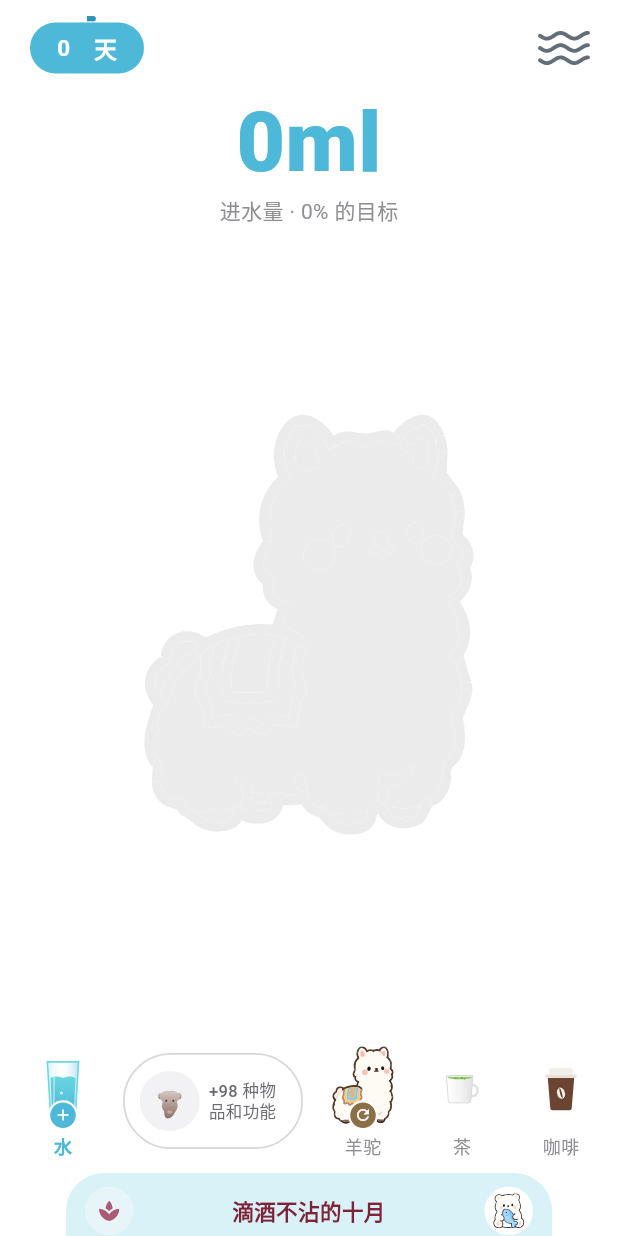
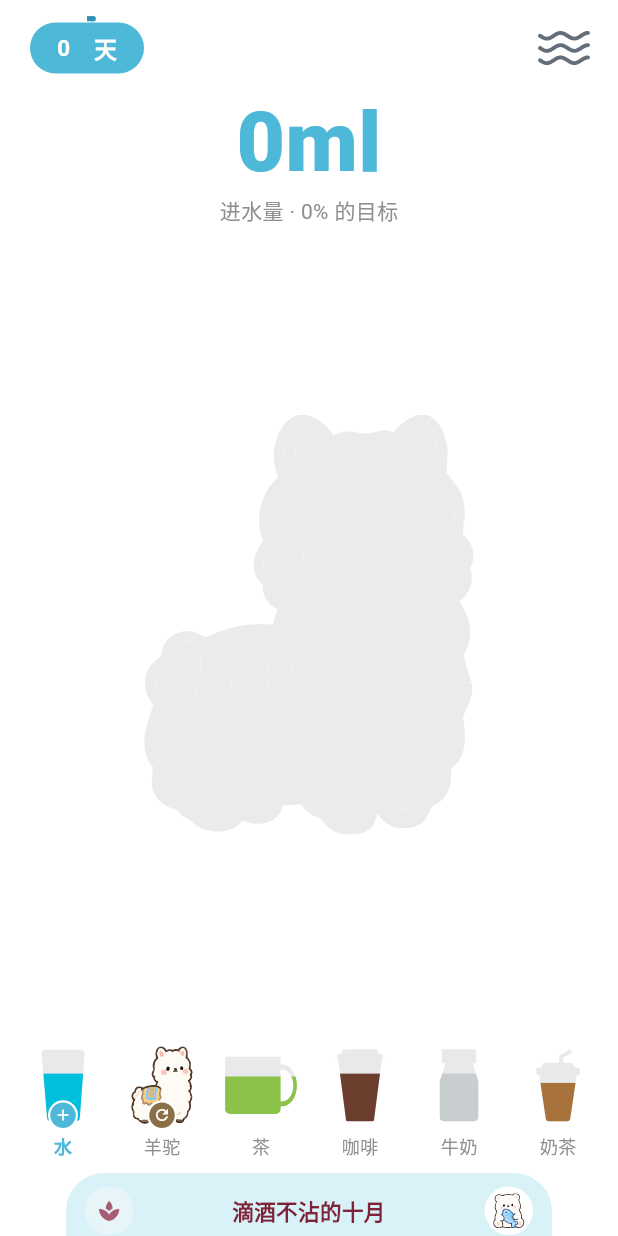
Before and after one commit to Fyx200467/Water, a Flutter app: the HomeScreen screen opened by its route, on a phone screen of 412 x 824 dp. Run offline on Flutter 3.47's test engine with Material 3 defaults, Android fonts, the phone set to English and light mode, and no system bars; our stand-ins replace fl_chart, flutter_local_notifications, flutter_riverpod, flutter_svg, go_router, share_plus and 3 more; missing offline and left inert: path_provider_foundation; accounts and stored records are empty.

Commit message:
feat: 全量饮品换用自绘容器图标 + 加量页容器变形修复 + 小组件快捷录入天数即时更新
- 12 款预设饮品挂载自绘 SVG 剪影容器，首页/加量页/管理页/容器选择统一渲染
- 加量页 SVG 容器由非等比铺满改为等比居中缩放，液体与容器边缘对位同步修正（通用修复，杜绝后续图标变形）
- 首页快捷水按钮统一为容器渲染（消除与加量页样式不一致）；当日总量数字新增液面高光动效（2 秒循环）；移除「物品和功能」占位入口
- 小组件：未初始化显示 0ml/隐藏角色卡/+号定位与贴边修复，高度恒 2 行，跨机型缩放上限放开；快捷录入当日首笔时连续天数即时 +1

Co-Authored-By: Claude Sonnet 4.6 noreply@anthropic.com

```diff
--- a/app/lib/features/home/home_screen.dart
+++ b/app/lib/features/home/home_screen.dart
@@ -268,9 +268,19 @@ class _HomeScreenState extends ConsumerState<HomeScreen>
       scrollDirection: Axis.horizontal,
       padding: const EdgeInsets.symmetric(horizontal: 16),
       children: [
-        // 1. 水（青色玻璃杯大插画 + 底部 ⊕ 徽章）
+        // 1. 水（用户自绘玻璃杯容器 + 底部 ⊕ 徽章；液体色同加量页）
         _DrinkItem(
           beverageId: 'water_pure',
+          icon: SvgContainerIcon(
+            containerId:
+                Beverage.presets
+                    .firstWhere((e) => e.id == 'water_pure')
+                    .containerId!,
+            color: Beverage.presets
+                .firstWhere((e) => e.id == 'water_pure')
+                .color,
+            fillRatio: 0.7, // 液体风格：液体占杯身 70%（与饮品循环一致）
+          ),
           label: '水',
           color: _brandCyan,
           highlight: true,
@@ -281,9 +291,7 @@ class _HomeScreenState extends ConsumerState<HomeScreen>
                 builder: (_) => const AddDrinkScreen(beverageId: 'water_pure')),
           ),
         ),
-        // 2. "+98 种物品和功能"胶囊
-        const _ItemsChip(),
-        // 3. 当前选中角色头像（点击打开角色页）
+        // 2. 当前选中角色头像（点击打开角色页）
         _DrinkItem(
           icon: CharacterArt(
             animalId: currentChar,
@@ -423,9 +431,9 @@ class _HomeScreenState extends ConsumerState<HomeScreen>
                                           color: _hintGray, fontSize: 14),
                                     ),
                                   ] else ...[
-                                    // 未完成态：原版数据文案
-                                    Text(
-                                      '${progress.totalEffectiveMl}ml',
+                                    // 未完成态：原版数据文案（液面高光扫过）
+                                    _LiquidShimmerText(
+                                      text: '${progress.totalEffectiveMl}ml',
                                       style: const TextStyle(
                                         color: _brandCyan,
                                         fontSize: 56,
@@ -902,6 +910,69 @@ class _MenuWavesPainter extends CustomPainter {
   bool shouldRepaint(covariant _MenuWavesPainter oldDelegate) => false;
 }
 
+/// 顶部总量数字的「液面高光」：柔和白色亮带每 2 秒自左向右扫过字体，
+/// 仿液体表面反光流动；ShaderMask 只重着色亮带经过的区域，
+/// 字色保持品牌青不变
+class _LiquidShimmerText extends StatefulWidget {
+  const _LiquidShimmerText({required this.text, required this.style});
+
+  final String text;
+  final TextStyle style;
+
+  @override
+  State<_LiquidShimmerText> createState() => _LiquidShimmerTextState();
+}
+
+class _LiquidShimmerTextState extends State<_LiquidShimmerText>
+    with SingleTickerProviderStateMixin {
+  late final AnimationController _ctrl = AnimationController(
+    vsync: this,
+    duration: const Duration(milliseconds: 2000),
+  )..repeat();
+
+  @override
+  void dispose() {
+    _ctrl.dispose();
+    super.dispose();
+  }
+
+  @override
+  Widget build(BuildContext context) {
+    return AnimatedBuilder(
+      animation: _ctrl,
+      builder: (ctx, _) => ShaderMask(
+        blendMode: BlendMode.srcATop,
+        shaderCallback: (bounds) => LinearGradient(
+          begin: Alignment.centerLeft,
+          end: Alignment.centerRight,
+          // 亮带：透明 → 白 → 透明（软边光带，占画框 40% 宽）
+          colors: [
+            Colors.transparent,
+            Colors.white.withOpacity(0.85),
+            Colors.transparent,
+          ],
+          stops: const [0.3, 0.5, 0.7],
+          transform:
+              _SlidingHighlightTransform(shift: _ctrl.value),
+        ).createShader(bounds),
+        child: Text(widget.text, style: widget.style),
+      ),
+    );
+  }
+}
+
+/// 高光带平移：shift 0→1 时亮带中心从画框左侧外滑到右侧外
+/// （t 从 -1.5w 到 +1.5w，首尾帧亮带完全在字外，循环无跳变）
+class _SlidingHighlightTransform extends GradientTransform {
+  const _SlidingHighlightTransform({required this.shift});
+
+  final double shift;
+
+  @override
+  Matrix4? transform(Rect bounds, {TextDirection? textDirection}) =>
+      Matrix4.translationValues(bounds.width * (shift * 3 - 1.5), 0, 0);
+}
+
 /// 饮品快捷项：圆底图标 + 标签
 class _DrinkItem extends StatelessWidget {
   const _DrinkItem({
@@ -983,62 +1054,6 @@ class _DrinkItem extends StatelessWidget {
               ),
             ),
           ],
-        ),
-      ),
-    );
-  }
-}
-
-/// "+98 种物品和功能"白色虚线胶囊按钮
-class _ItemsChip extends StatelessWidget {
-  const _ItemsChip();
-
-  @override
-  Widget build(BuildContext context) {
-    return Padding(
-      padding: const EdgeInsets.only(right: 14),
-      child: Center(
-        child: Container(
-          width: 120,
-          height: 64,
-          padding: const EdgeInsets.symmetric(horizontal: 10),
-          decoration: BoxDecoration(
-            color: Colors.white,
-            borderRadius: BorderRadius.circular(32),
-            border: Border.all(
-              color: const Color(0xFFD8D8DC),
-              width: 1.2,
-            ),
-          ),
-          child: Row(
-            children: [
-              Container(
-                width: 40,
-                height: 40,
-                decoration: const BoxDecoration(
-                  color: Color(0xFFF2F2F5),
-                  shape: BoxShape.circle,
-                ),
-                child: const DrinkIllustration(
-                    beverageId: 'llama',
-                    color: Color(0xFF6B6B70),
-                    size: 22,
-                  ),
-              ),
-              const SizedBox(width: 6),
-              const Expanded(
-                child: Text(
-                  '+98 种物品和功能',
-                  style: TextStyle(
-                    color: Color(0xFF6B6B70),
-                    fontSize: 11,
-                    fontWeight: FontWeight.w500,
-                    height: 1.2,
-                  ),
-                ),
-              ),
-            ],
-          ),
         ),
       ),
     );
--- a/app/lib/shared/models/beverage.dart
+++ b/app/lib/shared/models/beverage.dart
@@ -94,30 +94,32 @@ class Beverage {
   // 预设营养值初始化规则（与营养选项卡页计算口径一致）：
   // 卡路里/咖啡因按每 250ml（8 盎司）计；酒精按 ABV 档位代表值
   // （淡酒 3 / 微量 4 / 低度 5 / 中度 10 / 烈 20，见 drink_nutrient_screen）
+  // 用户自绘容器图标（assets/images/containers/<id>_user.svg 单色剪影，
+  // 首页饮品格 / 加量页容器走 SvgContainerIcon 液体填充渲染，12 款预设全覆盖）
   static const List<Beverage> presets = [
-    Beverage(id: 'water_pure', category: BeverageCategory.water, name: '纯净水', defaultMl: 250),
+    Beverage(id: 'water_pure', category: BeverageCategory.water, name: '纯净水', defaultMl: 250, containerId: 'svg:water_pure_user'),
     // 红茶基底：47mg 咖啡因（选项卡说明示例），无糖无卡路里
-    Beverage(id: 'tea', category: BeverageCategory.tea, name: '茶', defaultMl: 250, caffeineMg: 47),
+    Beverage(id: 'tea', category: BeverageCategory.tea, name: '茶', defaultMl: 250, caffeineMg: 47, containerId: 'svg:tea_user'),
     // 黑咖啡：约 5 卡 + 95mg 咖啡因
-    Beverage(id: 'coffee', category: BeverageCategory.coffee, name: '咖啡', defaultMl: 250, liquidColor: Color(0xFF6B3E2E), calories: 5, caffeineMg: 95),
+    Beverage(id: 'coffee', category: BeverageCategory.coffee, name: '咖啡', defaultMl: 250, liquidColor: Color(0xFF6B3E2E), calories: 5, caffeineMg: 95, containerId: 'svg:coffee_user'),
     // 全脂牛奶：约 155 卡，不含咖啡因
-    Beverage(id: 'milk_milk', category: BeverageCategory.milk, name: '牛奶', defaultMl: 250, liquidColor: Color(0xFFC8CDD0), calories: 155),
+    Beverage(id: 'milk_milk', category: BeverageCategory.milk, name: '牛奶', defaultMl: 250, liquidColor: Color(0xFFC8CDD0), calories: 155, containerId: 'svg:milk_milk_user'),
     // 含糖奶茶：约 170 卡 + 45mg 咖啡因（茶汤基底）
-    Beverage(id: 'milk_tea', category: BeverageCategory.milk, name: '奶茶', defaultMl: 500, liquidColor: Color(0xFFA8723C), calories: 170, caffeineMg: 45),
+    Beverage(id: 'milk_tea', category: BeverageCategory.milk, name: '奶茶', defaultMl: 500, liquidColor: Color(0xFFA8723C), calories: 170, caffeineMg: 45, containerId: 'svg:milk_tea_user'),
     // 鲜榨果汁：约 110 卡
-    Beverage(id: 'milk_juice', category: BeverageCategory.milk, name: '果汁', defaultMl: 300, liquidColor: Color(0xFFFFB300), calories: 110),
+    Beverage(id: 'milk_juice', category: BeverageCategory.milk, name: '果汁', defaultMl: 300, liquidColor: Color(0xFFFFB300), calories: 110, containerId: 'svg:milk_juice_user'),
     // 可乐类碳酸饮料：100 卡（选项卡说明示例）+ 25mg 咖啡因
-    Beverage(id: 'soda', category: BeverageCategory.soda, name: '碳酸饮料', defaultMl: 330, liquidColor: Color(0xFFC9364F), calories: 100, caffeineMg: 25),
+    Beverage(id: 'soda', category: BeverageCategory.soda, name: '碳酸饮料', defaultMl: 330, liquidColor: Color(0xFFC9364F), calories: 100, caffeineMg: 25, containerId: 'svg:soda_user'),
     // 米粥：约 80 卡
-    Beverage(id: 'soup_porridge', category: BeverageCategory.soup, name: '白粥', defaultMl: 300, liquidColor: Color(0xFFF5EFE2), calories: 80),
+    Beverage(id: 'soup_porridge', category: BeverageCategory.soup, name: '白粥', defaultMl: 300, liquidColor: Color(0xFFF5EFE2), calories: 80, containerId: 'svg:soup_porridge_user'),
     // 清炖鸡汤：约 35 卡
-    Beverage(id: 'soup_chicken', category: BeverageCategory.soup, name: '鸡汤', defaultMl: 250, liquidColor: Color(0xFFFFB300), calories: 35),
+    Beverage(id: 'soup_chicken', category: BeverageCategory.soup, name: '鸡汤', defaultMl: 250, liquidColor: Color(0xFFFFB300), calories: 35, containerId: 'svg:soup_chicken_user'),
     // 啤酒 1-4% ABV（选项卡淡酒档示例「低度啤酒」）：约 110 卡
-    Beverage(id: 'alcohol_beer', category: BeverageCategory.alcohol, name: '啤酒', defaultMl: 500, liquidColor: Color(0xFFFFC107), hydrationRatio: -0.40, calories: 110, alcoholPercent: 3),
+    Beverage(id: 'alcohol_beer', category: BeverageCategory.alcohol, name: '啤酒', defaultMl: 500, liquidColor: Color(0xFFFFC107), hydrationRatio: -0.40, calories: 110, alcoholPercent: 3, containerId: 'svg:alcohol_beer_user'),
     // 红酒 12-13% ABV → 中度档：约 200 卡
-    Beverage(id: 'alcohol_wine', category: BeverageCategory.alcohol, name: '红酒', defaultMl: 150, liquidColor: Color(0xFFA62034), hydrationRatio: -0.95, calories: 200, alcoholPercent: 10),
+    Beverage(id: 'alcohol_wine', category: BeverageCategory.alcohol, name: '红酒', defaultMl: 150, liquidColor: Color(0xFFA62034), hydrationRatio: -0.95, calories: 200, alcoholPercent: 10, containerId: 'svg:alcohol_wine_user'),
     // 白酒 40%+ ABV → 烈档：约 550 卡（纯酒精热量折算每 250ml）
-    Beverage(id: 'alcohol_spirits', category: BeverageCategory.alcohol, name: '白酒', defaultMl: 100, liquidColor: Color(0xFFE3E8EC), hydrationRatio: -3.18, calories: 550, alcoholPercent: 20),
+    Beverage(id: 'alcohol_spirits', category: BeverageCategory.alcohol, name: '白酒', defaultMl: 100, liquidColor: Color(0xFFE3E8EC), hydrationRatio: -3.18, calories: 550, alcoholPercent: 20, containerId: 'svg:alcohol_spirits_user'),
   ];
 
   /// PRD §2.3 内置预设容量
```
Also changed, not shown: app/lib/features/drink/widgets/svg_container.dart (+39 -6 lines), app/assets/images/containers/alcohol_beer_user.svg (added), app/assets/images/containers/alcohol_spirits_user.svg (added), app/assets/images/containers/alcohol_wine_user.svg (added), app/assets/images/containers/coffee_user.svg (added), app/assets/images/containers/milk_juice_user.svg (added), app/assets/images/containers/milk_milk_user.svg (added), app/assets/images/containers/milk_tea_user.svg (added), app/assets/images/containers/soda_user.svg (added), app/assets/images/containers/soup_chicken_user.svg (added), app/assets/images/containers/soup_porridge_user.svg (added), app/assets/images/containers/tea_user.svg (added), app/assets/images/containers/water_pure_user.svg (added), 3 other files.
